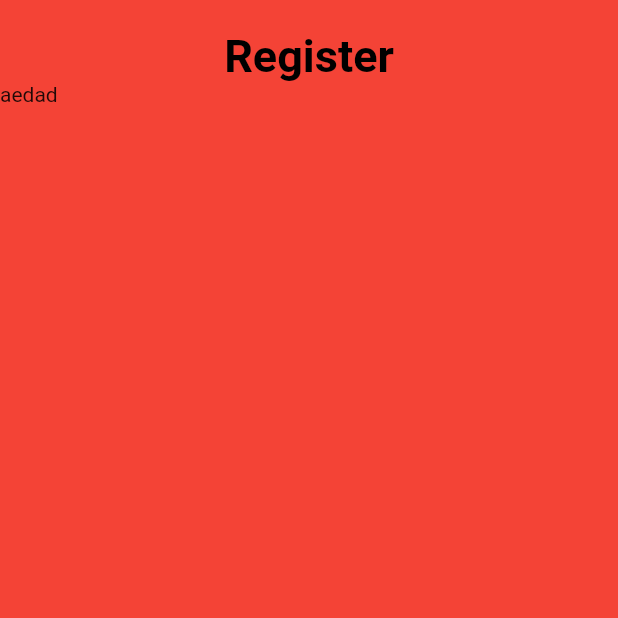
After one commit to pratikstemkar/Events_App, a Flutter app: the RegisterEventScreen screen opened directly, on a phone screen of 412 x 824 dp, the top half of it. The commit adds this screen. Run offline on Flutter 3.47's test engine with Material 2 defaults, Android fonts, the light colour scheme and no system bars; our stand-ins replace flutter_svg; statements that could not run were skipped.

Commit message:
UI Changes.

```diff
--- a/lib/screens/event_screen.dart
+++ b/lib/screens/event_screen.dart
@@ -1,4 +1,5 @@
 import 'package:events_app/models/event_model.dart';
+import 'package:events_app/screens/registerevent_screen.dart';
 import 'package:flutter/material.dart';
 
 class EventScreen extends StatefulWidget {
@@ -146,7 +147,10 @@ class _EventScreenState extends State<EventScreen> {
                   Center(
                     child: FlatButton(
                       padding: EdgeInsets.all(20.0),
-                      onPressed: () {},
+                      onPressed: () => Navigator.push(
+                          context,
+                          MaterialPageRoute(
+                              builder: (_) => RegisterEventScreen())),
                       color: Colors.blue,
                       splashColor: Colors.blueGrey,
                       child: Text(
--- /dev/null
+++ b/lib/screens/registerevent_screen.dart
@@ -0,0 +1,41 @@
+import 'package:flutter/material.dart';
+
+class RegisterEventScreen extends StatefulWidget {
+  @override
+  _RegisterEventScreenState createState() => _RegisterEventScreenState();
+}
+
+class _RegisterEventScreenState extends State<RegisterEventScreen> {
+  @override
+  Widget build(BuildContext context) {
+    return Scaffold(
+      body: SafeArea(
+        child: Container(
+          color: Colors.red,
+          child: Column(
+            crossAxisAlignment: CrossAxisAlignment.stretch,
+            children: <Widget>[
+              SizedBox(
+                height: 20.0,
+              ),
+              Align(
+                alignment: Alignment.center,
+                child: Text(
+                  'Register',
+                  style: TextStyle(
+                    color: Colors.black,
+                    fontSize: 30.0,
+                    fontWeight: FontWeight.bold,
+                  ),
+                ),
+              ),
+              Text(
+                'aedad',
+              ),
+            ],
+          ),
+        ),
+      ),
+    );
+  }
+}
```
Also changed, not shown: lib/screens/home_screen.dart (+0 -49 lines), lib/screens/profile_screen.dart (+5 -8 lines), lib/screens/start_screen.dart (+7 -0 lines).
